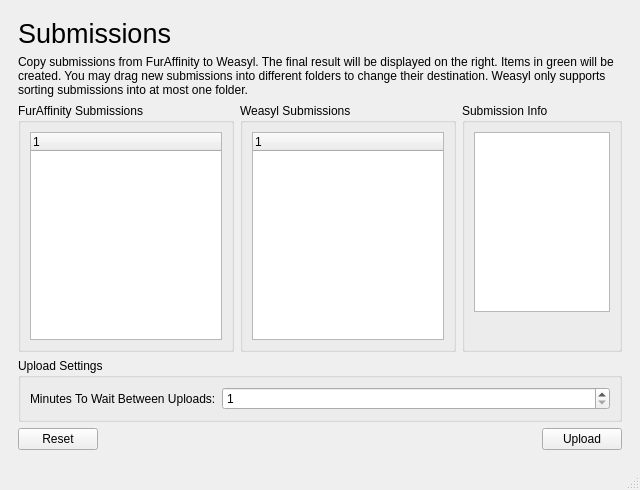
waweber/fa2wzl, file forms/form.ui: the form before one commit.
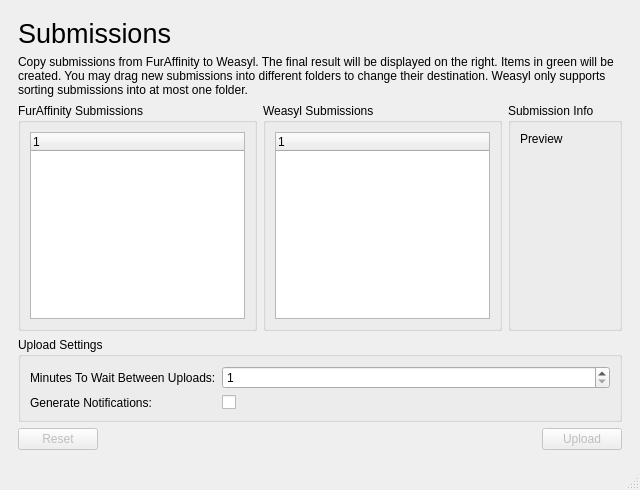
The form after the commit. The open tabs and pages were chosen to show the change.

Commit message: Work on folder dialog.

```diff
--- a/forms/form.ui
+++ b/forms/form.ui
@@ -368,13 +368,16 @@
             </property>
             <layout class="QVBoxLayout" name="verticalLayout_18">
              <item>
-              <widget class="QGraphicsView" name="submissionThumbnail">
+              <widget class="QLabel" name="submissionPreview">
                <property name="maximumSize">
                 <size>
                  <width>200</width>
                  <height>200</height>
                 </size>
                </property>
+               <property name="text">
+                <string>Preview</string>
+               </property>
               </widget>
              </item>
              <item>
@@ -415,6 +418,20 @@
              </property>
             </widget>
            </item>
+           <item row="1" column="0">
+            <widget class="QLabel" name="label">
+             <property name="text">
+              <string>Generate Notifications:</string>
+             </property>
+            </widget>
+           </item>
+           <item row="1" column="1">
+            <widget class="QCheckBox" name="btnGenerateNotifications">
+             <property name="text">
+              <string/>
+             </property>
+            </widget>
+           </item>
           </layout>
          </widget>
         </item>
@@ -422,6 +439,9 @@
          <layout class="QHBoxLayout" name="horizontalLayout_12">
           <item>
            <widget class="QPushButton" name="btnResetSubmissions">
+            <property name="enabled">
+             <bool>false</bool>
+            </property>
             <property name="text">
              <string>Reset</string>
             </property>
@@ -442,6 +462,9 @@
           </item>
           <item>
            <widget class="QPushButton" name="btnCreateSubmissions">
+            <property name="enabled">
+             <bool>false</bool>
+            </property>
             <property name="text">
              <string>Upload</string>
             </property>
```
Left out of the diff: 15 changed lines with no effect on the pictures. The commit also changes 2 other files.
